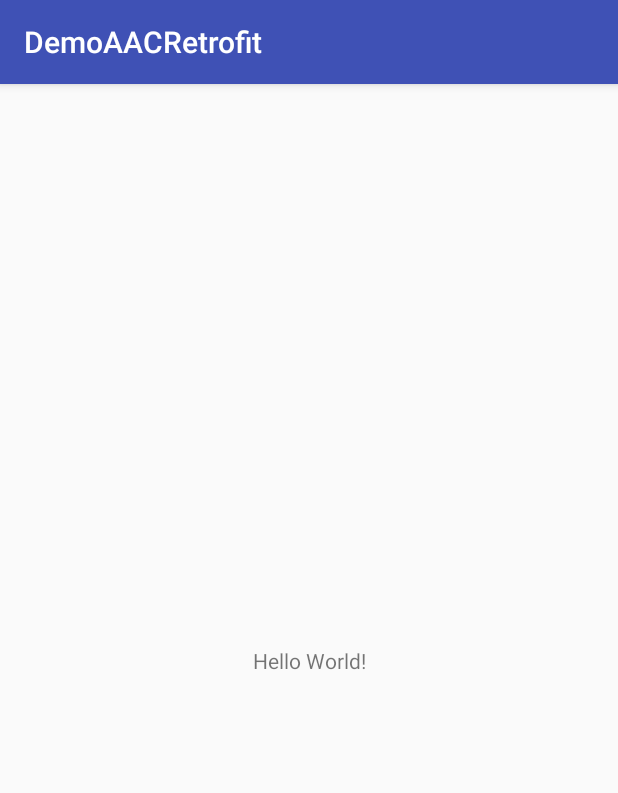
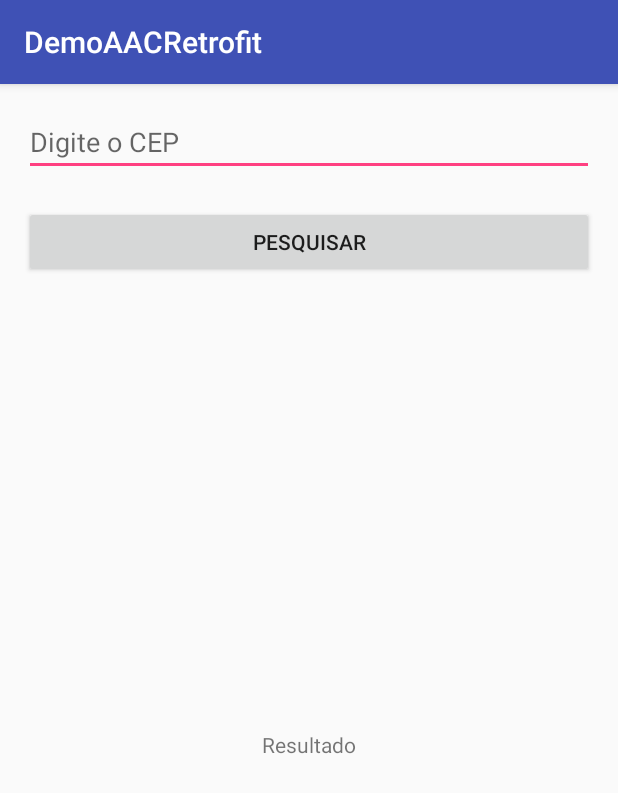
Before and after one commit to mezzanoite/DemoAACRetrofit, an Android app: the screen it shows after launch (MainActivity), on a phone screen of 412 x 824 dp. Shown: the top 793 px of the screen. Run offline under Robolectric (Android 15) with nearby library versions, the phone set to English and light mode, and no system bars.

```diff
--- a/app/src/main/java/br/com/mezzanotte/demoaacretrofit/api/EnderecoAPI.kt
+++ b/app/src/main/java/br/com/mezzanotte/demoaacretrofit/api/EnderecoAPI.kt
@@ -3,10 +3,11 @@ package br.com.mezzanotte.demoaacretrofit.api
 import br.com.mezzanotte.demoaacretrofit.entities.Endereco
 import retrofit2.Call
 import retrofit2.http.GET
+import retrofit2.http.Path
 
 interface EnderecoAPI {
 
     @GET("/ws/{cep}/json")
-    fun pesquisar(cep: String): Call<Endereco>
+    fun pesquisar(@Path("cep") cep: String): Call<Endereco>
 
 }
--- a/app/src/main/java/br/com/mezzanotte/demoaacretrofit/repositories/EnderecoRepositoryImpl.kt
+++ b/app/src/main/java/br/com/mezzanotte/demoaacretrofit/repositories/EnderecoRepositoryImpl.kt
@@ -18,7 +18,7 @@ class EnderecoRepositoryImpl : EnderecoRepository {
     init {
         val retrofit = Retrofit.Builder()
                 .addConverterFactory(GsonConverterFactory.create())
-                .baseUrl("https://viacep.com.br")
+                .baseUrl("http://viacep.com.br")
                 .build()
         enderecoAPI = retrofit.create(EnderecoAPI::class.java)
     }
--- a/app/src/main/java/br/com/mezzanotte/demoaacretrofit/ui/mainscreen/MainActivity.kt
+++ b/app/src/main/java/br/com/mezzanotte/demoaacretrofit/ui/mainscreen/MainActivity.kt
@@ -1,13 +1,40 @@
 package br.com.mezzanotte.demoaacretrofit.ui.mainscreen
 
+import android.arch.lifecycle.Observer
+import android.arch.lifecycle.ViewModelProviders
 import android.support.v7.app.AppCompatActivity
 import android.os.Bundle
+import android.util.Log
 import br.com.mezzanotte.demoaacretrofit.R
+import kotlinx.android.synthetic.main.activity_main.*
 
 class MainActivity : AppCompatActivity() {
+
+    lateinit var mainViewModel: MainViewModel
 
     override fun onCreate(savedInstanceState: Bundle?) {
         super.onCreate(savedInstanceState)
         setContentView(R.layout.activity_main)
+        mainViewModel = ViewModelProviders.of(this).get(MainViewModel::class.java)
+
+        btPesquisar.setOnClickListener {
+            mainViewModel.pesquisarEndereco(etCEP.text.toString())
+        }
+
+        mainViewModel.enderecoResponse.observe(this, Observer {
+            enderecoResponse ->
+            if (enderecoResponse?.erro == null) {
+                val end = enderecoResponse?.endereco
+                tvResultado.text = "Logradouro: ${end?.logradouro}\n" +
+                        "Complemento: ${end?.complemento}\n" +
+                        "Bairro: ${end?.bairro}\n" +
+                        "Localidade ${end?.localidade}\n" +
+                        "UF: ${end?.uf}"
+                Log.i("TAG", "SUCESSO")
+            } else {
+                Log.i("TAG", "ERRO: ${enderecoResponse.erro} ...")
+            }
+        })
+
     }
 }
--- /dev/null
+++ b/app/src/main/java/br/com/mezzanotte/demoaacretrofit/ui/mainscreen/MainViewModel.kt
@@ -0,0 +1,29 @@
+package br.com.mezzanotte.demoaacretrofit.ui.mainscreen
+
+import android.arch.lifecycle.LiveData
+import android.arch.lifecycle.MediatorLiveData
+import android.arch.lifecycle.ViewModel
+import br.com.mezzanotte.demoaacretrofit.entities.EnderecoResponse
+import br.com.mezzanotte.demoaacretrofit.repositories.EnderecoRepository
+import br.com.mezzanotte.demoaacretrofit.repositories.EnderecoRepositoryImpl
+
+class MainViewModel : ViewModel() {
+
+    private val enderecoRepository: EnderecoRepository
+    private val mEnderecoResponse: MediatorLiveData<EnderecoResponse> = MediatorLiveData()
+    val enderecoResponse: LiveData<EnderecoResponse>
+        get() = mEnderecoResponse
+
+    init {
+        enderecoRepository = EnderecoRepositoryImpl()
+    }
+
+    fun pesquisarEndereco(cep: String): LiveData<EnderecoResponse> {
+
+        mEnderecoResponse.addSource(enderecoRepository.buscarEndereco(cep)) {
+            enderecoResponse -> mEnderecoResponse.value = enderecoResponse
+        }
+        return mEnderecoResponse
+    }
+
+}
--- a/app/src/main/res/layout/activity_main.xml
+++ b/app/src/main/res/layout/activity_main.xml
@@ -1,18 +1,35 @@
 <?xml version="1.0" encoding="utf-8"?>
-<android.support.constraint.ConstraintLayout xmlns:android="http://schemas.android.com/apk/res/android"
+<LinearLayout xmlns:android="http://schemas.android.com/apk/res/android"
     xmlns:app="http://schemas.android.com/apk/res-auto"
     xmlns:tools="http://schemas.android.com/tools"
     android:layout_width="match_parent"
     android:layout_height="match_parent"
+    android:orientation="vertical"
+    android:padding="16dp"
     tools:context="br.com.mezzanotte.demoaacretrofit.ui.mainscreen.MainActivity">
 
-    <TextView
-        android:layout_width="wrap_content"
+    <EditText
+        android:id="@+id/etCEP"
+        android:layout_width="match_parent"
         android:layout_height="wrap_content"
-        android:text="Hello World!"
+        android:hint="Digite o CEP"
         app:layout_constraintBottom_toBottomOf="parent"
         app:layout_constraintLeft_toLeftOf="parent"
         app:layout_constraintRight_toRightOf="parent"
         app:layout_constraintTop_toTopOf="parent" />
 
-</android.support.constraint.ConstraintLayout>
+    <Button
+        android:id="@+id/btPesquisar"
+        android:layout_width="match_parent"
+        android:layout_height="wrap_content"
+        android:text="Pesquisar"
+        android:layout_marginTop="20dp"/>
+
+    <TextView
+        android:layout_width="match_parent"
+        android:layout_height="match_parent"
+        android:id="@+id/tvResultado"
+        android:gravity="center"
+        android:text="Resultado" />
+
+</LinearLayout>
```
